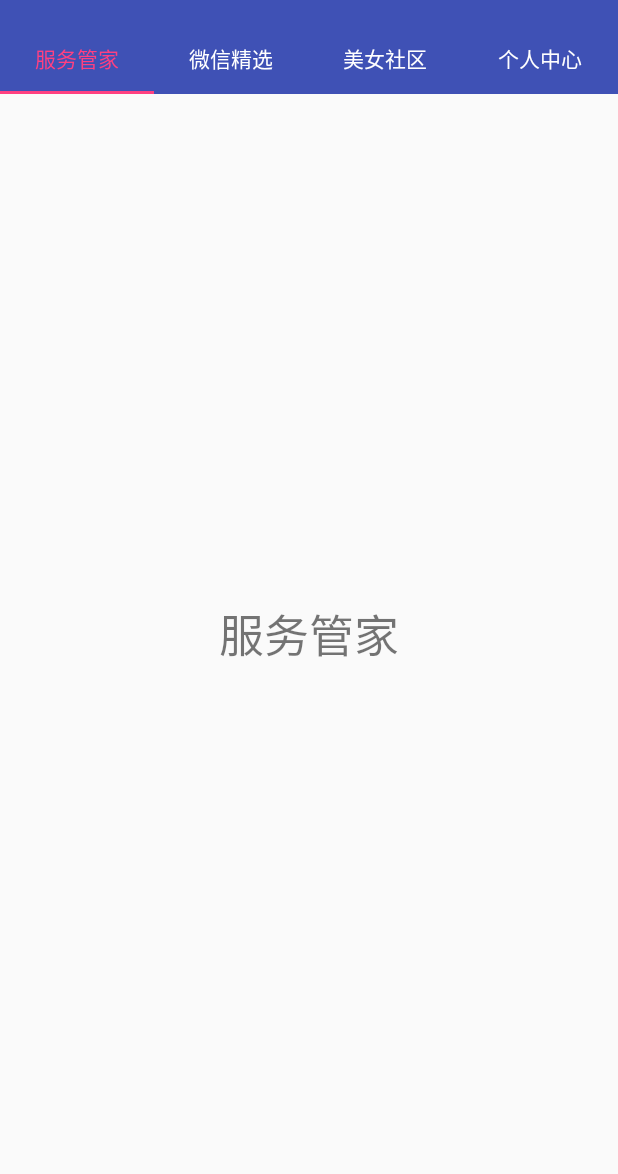
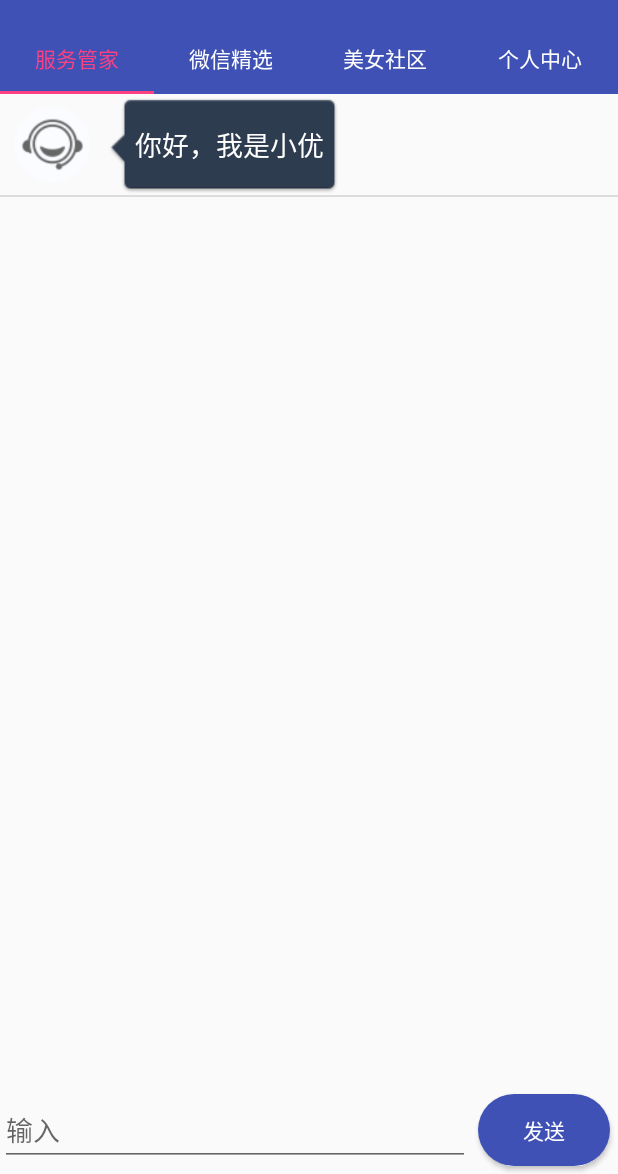
Before and after one commit to yichengyang/SmartBulter, an Android app: the ButlerFragment screen opened directly, with no data from a screen before it, on a phone screen of 412 x 824 dp, the part 62-1236 px from its top. Run offline under Robolectric (Android 15) with nearby library versions, the phone set to English and light mode, and no system bars; our stand-ins replace CircleImageView; libraries missing offline, so code that uses them is left out: cn.bmob.v3, com.kymjs.rxvolley, com.tencent.bugly; Roboto replaces fonts that are not available here; 5 statements that could not run were skipped.

Commit message:
小优智能聊天功能(聚合数据接口，收费)

```diff
--- /dev/null
+++ b/app/src/main/java/com/example/fiver/smart_butler/adapter/ChatListAdapter.java
@@ -0,0 +1,123 @@
+package com.example.fiver.smart_butler.adapter;
+/*
+ *  项目名:  Smart_Butler
+ *  包名:  com.example.fiver.smart_butler.adapter
+ *  文件名:  ChatListAdapter
+ *  创建者:  YYC
+ *  创建时间:  17/7/2 上午10:29
+ *  描述:  TODO
+ */
+
+import android.content.Context;
+import android.view.LayoutInflater;
+import android.view.View;
+import android.view.ViewGroup;
+import android.widget.BaseAdapter;
+import android.widget.TextView;
+
+import com.example.fiver.smart_butler.R;
+import com.example.fiver.smart_butler.entity.ChatListData;
+import com.example.fiver.smart_butler.ui.BaseActivity;
+
+import java.util.List;
+
+public class ChatListAdapter extends BaseAdapter {
+    //左边的type
+    public static final int VALUE_LEFT_TEXT = 1;
+    //右边的type
+    public static final int VALUE_RIGHT_TEXT = 2;
+    //需要的参数
+    private Context mContext;
+    private LayoutInflater inflater;
+    private ChatListData data;
+    private List<ChatListData> mList;
+
+    public ChatListAdapter(Context mContext,List<ChatListData> mList){
+        this.mContext = mContext;
+        this.mList = mList;
+        //获取系统服务
+        inflater = (LayoutInflater) mContext.getSystemService(Context.LAYOUT_INFLATER_SERVICE);
+    }
+
+    @Override
+    public int getCount() {
+        return mList.size();
+    }
+
+    @Override
+    public Object getItem(int position) {
+        return mList.get(position);
+    }
+
+    @Override
+    public long getItemId(int position) {
+        return position;
+    }
+
+    @Override
+    public View getView(int position, View convertView, ViewGroup parent) {
+        ViewHolderLeftText viewHolderLeftText = null;
+        ViewHolderRightText viewHolderRightText = null;
+        //获取当前要显示的的type
+        int type = getItemViewType(position);
+        if (convertView == null){
+            switch (type){
+                case VALUE_LEFT_TEXT:
+                    viewHolderLeftText = new ViewHolderLeftText();
+                    convertView = inflater.inflate(R.layout.left_item,null);
+                    viewHolderLeftText.tv_left_text = (TextView)convertView.findViewById(R.id.tv_left_text);
+                    convertView.setTag(viewHolderLeftText);
+                    break;
+                case VALUE_RIGHT_TEXT:
+                    viewHolderRightText = new ViewHolderRightText();
+                    convertView = inflater.inflate(R.layout.right_item,null);
+                    viewHolderRightText.tv_right_text = (TextView)convertView.findViewById(R.id.tv_right_text);
+                    convertView.setTag(viewHolderRightText);
+                    break;
+            }
+        }else {
+                switch (type){
+                    case  VALUE_LEFT_TEXT:
+                        viewHolderLeftText = (ViewHolderLeftText)convertView.getTag();
+                        break;
+                    case VALUE_RIGHT_TEXT:
+                        viewHolderRightText = (ViewHolderRightText) convertView.getTag();
+                        break;
+                }
+        }
+        //赋值
+        data = mList.get(position);
+        switch (type){
+            case VALUE_LEFT_TEXT:
+                viewHolderLeftText.tv_left_text.setText(data.getText());
+                break;
+            case VALUE_RIGHT_TEXT:
+                viewHolderRightText.tv_right_text.setText(data.getText());
+                break;
+        }
+
+        return convertView;
+    }
+    //根据数据源position来显示要反回的item
+    @Override
+    public int getItemViewType(int position) {
+        ChatListData data = mList.get(position);
+        int type = data.getType();
+        return type;
+    }
+    //返回所有的layout数据
+
+    @Override
+    public int getViewTypeCount() {
+        return 3;
+    }
+
+    //左边的文本
+    class ViewHolderLeftText{
+        private TextView tv_left_text;
+    }
+    //右边的文本
+    class ViewHolderRightText{
+        private TextView tv_right_text;
+    }
+}
--- /dev/null
+++ b/app/src/main/java/com/example/fiver/smart_butler/entity/ChatListData.java
@@ -0,0 +1,32 @@
+package com.example.fiver.smart_butler.entity;
+/*
+ *  项目名:  Smart_Butler
+ *  包名:  com.example.fiver.smart_butler.entity
+ *  文件名:  ChatListData
+ *  创建者:  YYC
+ *  创建时间:  17/7/2 上午10:31
+ *  描述:  对话列表的实体类
+ */
+
+public class ChatListData {
+    //区分左边还是右边
+    private int type;
+    //内容文本
+    private String text;
+
+    public String getText() {
+        return text;
+    }
+
+    public void setText(String text) {
+        this.text = text;
+    }
+
+    public int getType() {
+        return type;
+    }
+
+    public void setType(int type) {
+        this.type = type;
+    }
+}
--- a/app/src/main/java/com/example/fiver/smart_butler/fragment/ButlerFragment.java
+++ b/app/src/main/java/com/example/fiver/smart_butler/fragment/ButlerFragment.java
@@ -11,17 +11,136 @@ package com.example.fiver.smart_butler.fragment;
 import android.os.Bundle;
 import android.support.annotation.Nullable;
 import android.support.v4.app.Fragment;
+import android.text.TextUtils;
 import android.view.LayoutInflater;
 import android.view.View;
 import android.view.ViewGroup;
+import android.widget.Button;
+import android.widget.EditText;
+import android.widget.ListView;
+import android.widget.Toast;
 
 import com.example.fiver.smart_butler.R;
+import com.example.fiver.smart_butler.adapter.ChatListAdapter;
+import com.example.fiver.smart_butler.entity.ChatListData;
+import com.example.fiver.smart_butler.utils.L;
+import com.example.fiver.smart_butler.utils.StaticClass;
+import com.kymjs.rxvolley.RxVolley;
+import com.kymjs.rxvolley.client.HttpCallback;
 
-public class ButlerFragment extends Fragment{
-    @Nullable
+import org.json.JSONException;
+import org.json.JSONObject;
+
+import java.util.ArrayList;
+import java.util.List;
+
+public class ButlerFragment extends Fragment implements View.OnClickListener {
+    private ListView mChatListView;
+    //private Button btn_left,btn_right;
+    private List<ChatListData> mList = new ArrayList<>();
+    private ChatListAdapter adapter;
+    private EditText et_text;
+    private Button btn_send;
+
     @Override
-    public View onCreateView(LayoutInflater inflater, @Nullable ViewGroup container, @Nullable Bundle savedInstanceState) {
-        View view = inflater.inflate(R.layout.fragment_butler,null);
+    public View onCreateView(LayoutInflater inflater, ViewGroup container, Bundle savedInstanceState) {
+        View view = inflater.inflate(R.layout.fragment_butler, null);
+        findView(view);
         return view;
     }
+
+    //初始化view
+    private void findView(View view) {
+        mChatListView = (ListView) view.findViewById(R.id.mChatListView);
+//        btn_left = (Button)view.findViewById(R.id.btn_left);
+//        btn_left.setOnClickListener(this);
+//        btn_right = (Button)view.findViewById(R.id.btn_right);
+//        btn_right.setOnClickListener(this);
+        et_text = (EditText) view.findViewById(R.id.et_text);
+        btn_send = (Button) view.findViewById(R.id.btn_send);
+        btn_send.setOnClickListener(this);
+
+
+        //设置适配器
+
+        adapter = new ChatListAdapter(getActivity(), mList);
+        mChatListView.setAdapter(adapter);
+        addLeftText("你好，我是小优");
+
+    }
+
+    @Override
+    public void onClick(View v) {
+        switch (v.getId()) {
+            case R.id.btn_send:
+                /**
+                 * 逻辑
+                 * 1.获取输入框内容
+                 * 2.判断是否为空
+                 * 3.判断长度不能大于30
+                 * 4.清空输入框
+                 * 5.添加输入的内容到right item
+                 * 6.发送机器人请求并返回内容
+                 * 7.拿到机器人的返回值后到left item
+                 */
+
+                String text = et_text.getText().toString();
+                if (!TextUtils.isEmpty(text)){
+                    if (text.length()<30){
+                        et_text.setText("");
+                        addRightText(text);
+                        //发送机器人请求并返回内容
+                        String url = "http://op.juhe.cn/robot/index?info="+text+"&key="+ StaticClass.CHAT_LIST_KEY;
+                        RxVolley.get(url, new HttpCallback() {
+                            @Override
+                            public void onSuccess(String t) {
+                                L.i(t);
+                                ParsingText(t);
+                            }
+                        });
+
+                    }else{
+                        Toast.makeText(getActivity(),"输入长度不能超过30",Toast.LENGTH_SHORT).show();
+                    }
+                }else{
+                    Toast.makeText(getActivity(),"输入框不能为空",Toast.LENGTH_SHORT).show();
+                }
+                break;
+        }
+    }
+
+    //添加左边文本
+    private void addLeftText(String text) {
+        ChatListData data = new ChatListData();
+        data.setType(ChatListAdapter.VALUE_LEFT_TEXT);
+        data.setText(text);
+        mList.add(data);
+        adapter.notifyDataSetChanged();
+        mChatListView.setSelection(mChatListView.getBottom());
+    }
+
+    //添加右边文本
+    private void addRightText(String text) {
+        ChatListData data = new ChatListData();
+        data.setType(ChatListAdapter.VALUE_RIGHT_TEXT);
+        data.setText(text);
+        mList.add(data);
+        adapter.notifyDataSetChanged();
+        mChatListView.setSelection(mChatListView.getBottom());
+    }
+    //解析Json数据
+    public void ParsingText(String t){
+        try {
+            JSONObject jsonObject = new JSONObject(t);
+            //String text = jsonObject.getString("text");
+            //L.i(text);
+            JSONObject json = jsonObject.getJSONObject("result");
+            String text = json.getString("text");
+            addLeftText(text);
+        } catch (JSONException e) {
+            e.printStackTrace();
+        }
+
+
+    }
 }
--- a/app/src/main/java/com/example/fiver/smart_butler/utils/StaticClass.java
+++ b/app/src/main/java/com/example/fiver/smart_butler/utils/StaticClass.java
@@ -23,4 +23,6 @@ public class StaticClass {
     //http://v.juhe.cn/exp/index?key=a678b454cee66d890509844e7c950617&com=ems&no=1186465887499
     //快递key
     public static final String PHONE_KEY = "dafea8c5df59bfdb19fd4f986044d688";
+    //问答机器人key
+    public static final String CHAT_LIST_KEY = "2c5e6ab4bd8a3af7c0296279e3291660";
 }
--- a/app/src/main/res/layout/fragment_butler.xml
+++ b/app/src/main/res/layout/fragment_butler.xml
@@ -1,15 +1,38 @@
 <?xml version="1.0" encoding="utf-8"?>
-<LinearLayout
-    xmlns:android="http://schemas.android.com/apk/res/android"
-    android:orientation="vertical"
+<LinearLayout xmlns:android="http://schemas.android.com/apk/res/android"
+    android:layout_width="match_parent"
+    android:layout_height="match_parent"
     android:gravity="center"
-    android:layout_width="match_parent"
-    android:layout_height="match_parent">
+    android:orientation="vertical">
 
-    <TextView
-        android:layout_width="wrap_content"
+    <ListView
+        android:id="@+id/mChatListView"
+        android:layout_width="match_parent"
+        android:layout_height="0dp"
+        android:layout_weight="1" />
+
+    <LinearLayout
+        android:gravity="center_vertical"
+        android:layout_width="match_parent"
         android:layout_height="wrap_content"
-        android:text="服务管家"
-        android:textSize="30sp"/>
+        android:orientation="horizontal">
+
+        <EditText
+            android:id="@+id/et_text"
+            android:layout_width="0dp"
+            android:layout_height="wrap_content"
+            android:layout_weight="1"
+            android:hint="输入" />
+
+        <Button
+            android:id="@+id/btn_send"
+            android:layout_width="wrap_content"
+            android:layout_height="wrap_content"
+            android:layout_margin="5dp"
+            android:background="@drawable/button_bg"
+            android:text="发送"
+            android:textColor="#fff" />
+    </LinearLayout>
+
 
 </LinearLayout>
--- /dev/null
+++ b/app/src/main/res/layout/left_item.xml
@@ -0,0 +1,25 @@
+<?xml version="1.0" encoding="utf-8"?>
+<LinearLayout
+    xmlns:android="http://schemas.android.com/apk/res/android"
+    android:layout_width="match_parent"
+    android:layout_height="match_parent"
+    android:orientation="horizontal"
+    android:gravity="center_vertical">
+
+    <ImageView
+        android:src="@drawable/assistant"
+        android:layout_width="50dp"
+        android:layout_height="50dp"
+        android:layout_marginLeft="10dp"/>
+    <TextView
+        android:id="@+id/tv_left_text"
+        android:layout_marginLeft="10dp"
+        android:gravity="center_vertical"
+        android:padding="20dp"
+        android:text="左边"
+        android:textSize="18sp"
+        android:textColor="#fff"
+        android:background="@drawable/chat_bg_cloud"
+        android:layout_width="wrap_content"
+        android:layout_height="wrap_content" />
+</LinearLayout>
```
Also changed, not shown: app/src/main/res/layout/right_item.xml (added, +26 -0 lines), app/src/main/res/drawable/assistant.png (added), app/src/main/res/drawable/chat_bg_cloud.9.png (added), app/src/main/res/drawable/chat_bg_user.9.png (added), app/src/main/res/drawable/user.png (added).
